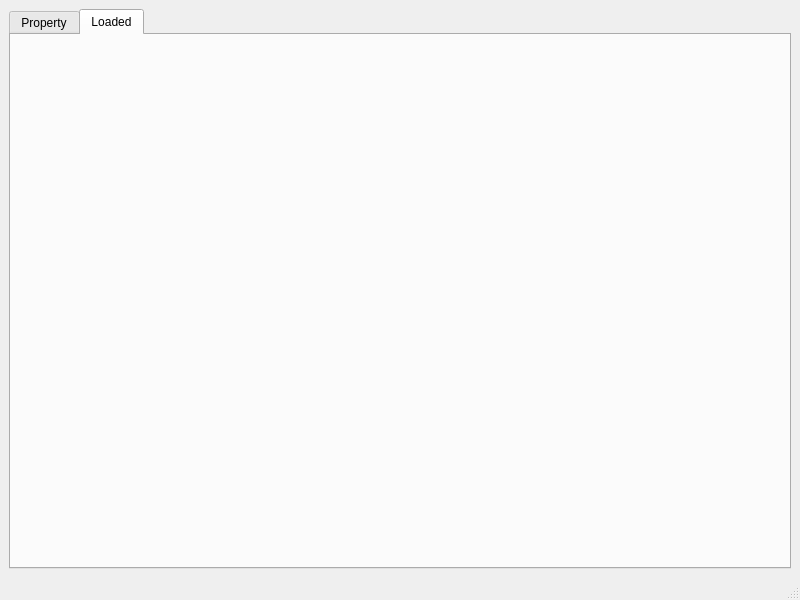
Above: mainwindow.ui from cogranpm/qttabsample before the change. Below: the same form after it.
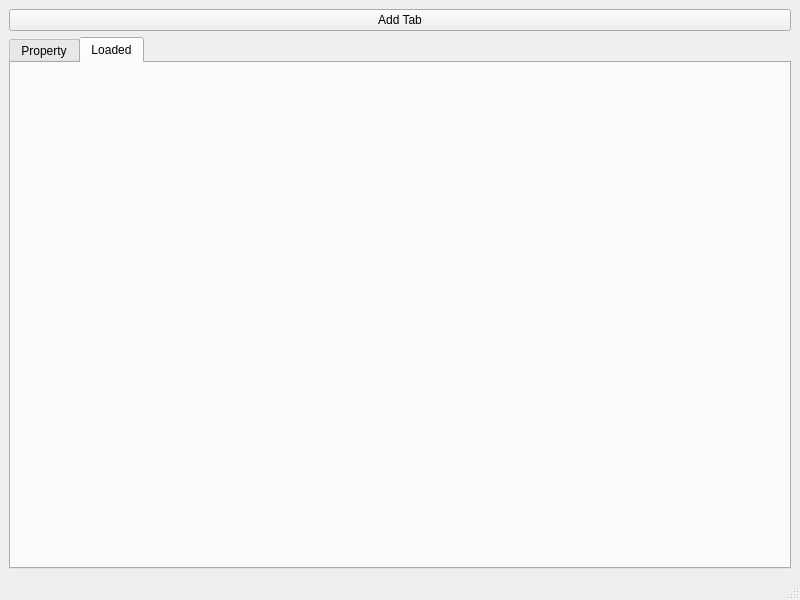
That is the form after the change.

Patch:
```diff
--- a/mainwindow.ui
+++ b/mainwindow.ui
@@ -15,6 +15,13 @@
   </property>
   <widget class="QWidget" name="centralwidget">
    <layout class="QVBoxLayout" name="verticalLayout">
+    <item>
+     <widget class="QPushButton" name="btnAddTab">
+      <property name="text">
+       <string>Add Tab</string>
+      </property>
+     </widget>
+    </item>
     <item>
      <widget class="QTabWidget" name="tabWidget">
       <property name="currentIndex">
```
Left out of the diff: 2 changed lines with no effect on the pictures.
